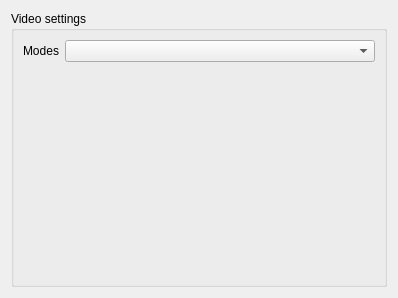
Old version of the form widget/form/settings/avsettings.ui in the repository qTox/qTox.
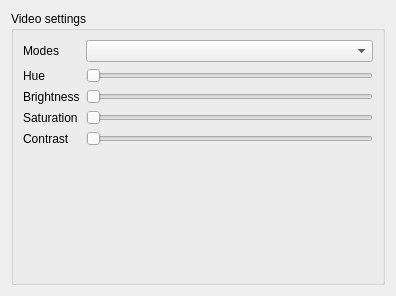
New version of the form.

The edit to the form file:
```diff
--- a/widget/form/settings/avsettings.ui
+++ b/widget/form/settings/avsettings.ui
@@ -6,8 +6,8 @@
    <rect>
     <x>0</x>
     <y>0</y>
-    <width>398</width>
-    <height>298</height>
+    <width>396</width>
+    <height>296</height>
    </rect>
   </property>
   <property name="windowTitle">
@@ -39,6 +39,62 @@
           </property>
          </widget>
         </item>
+        <item row="1" column="0">
+         <widget class="QLabel" name="label_2">
+          <property name="text">
+           <string>Hue</string>
+          </property>
+         </widget>
+        </item>
+        <item row="1" column="1">
+         <widget class="QSlider" name="HueSlider">
+          <property name="orientation">
+           <enum>Qt::Horizontal</enum>
+          </property>
+         </widget>
+        </item>
+        <item row="2" column="0">
+         <widget class="QLabel" name="label_3">
+          <property name="text">
+           <string>Brightness</string>
+          </property>
+         </widget>
+        </item>
+        <item row="3" column="0">
+         <widget class="QLabel" name="label_4">
+          <property name="text">
+           <string>Saturation</string>
+          </property>
+         </widget>
+        </item>
+        <item row="4" column="0">
+         <widget class="QLabel" name="label_5">
+          <property name="text">
+           <string>Contrast</string>
+          </property>
+         </widget>
+        </item>
+        <item row="2" column="1">
+         <widget class="QSlider" name="BrightnessSlider">
+          <property name="orientation">
+           <enum>Qt::Horizontal</enum>
+          </property>
+         </widget>
+        </item>
+        <item row="3" column="1">
+         <widget class="QSlider" name="SaturationSlider">
+          <property name="orientation">
+           <enum>Qt::Horizontal</enum>
+          </property>
+         </widget>
+        </item>
+        <item row="4" column="1">
+         <widget class="QSlider" name="ContrastSlider">
+          <property name="orientation">
+           <enum>Qt::Horizontal</enum>
+          </property>
+         </widget>
+        </item>
        </layout>
       </item>
       <item>
```
